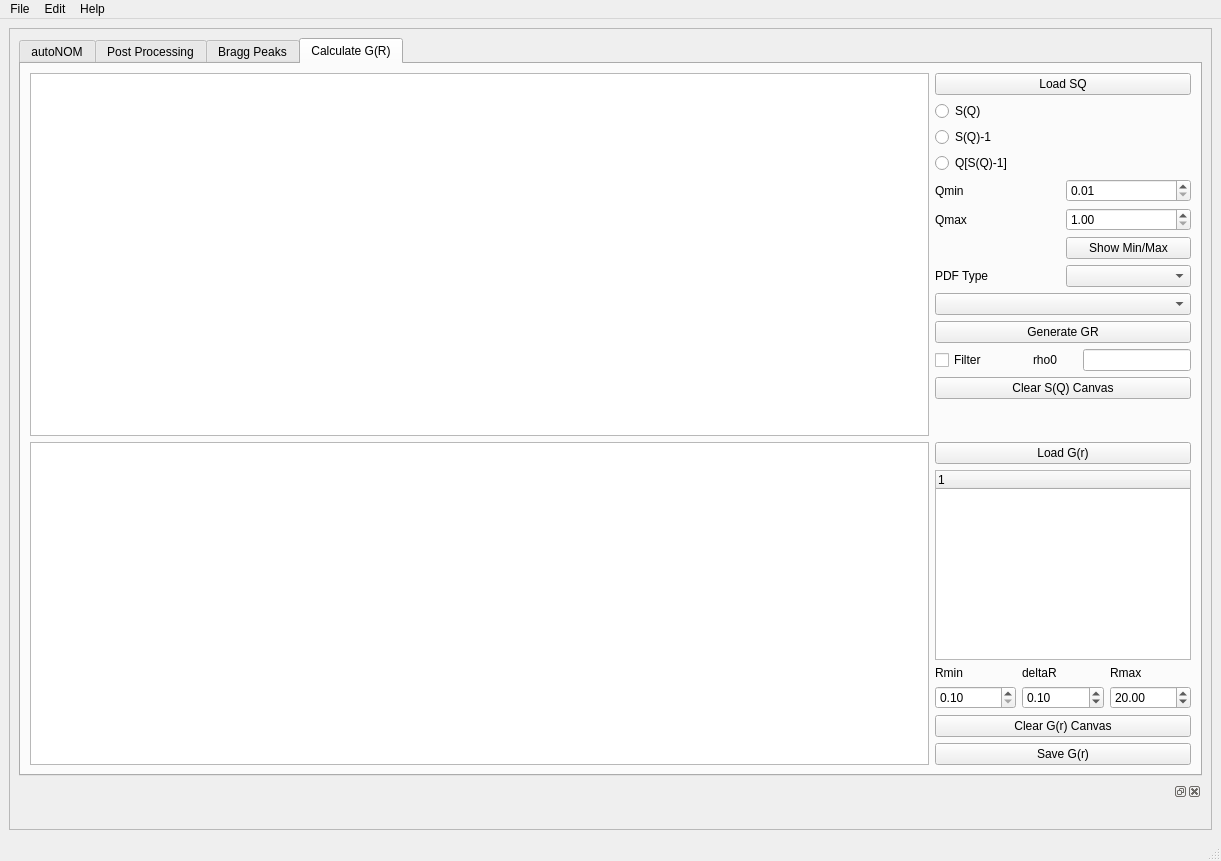
This is designer/ui_mainWindow.ui in neutrons/addie as Qt 5 draws it before an edit. The edited form follows.
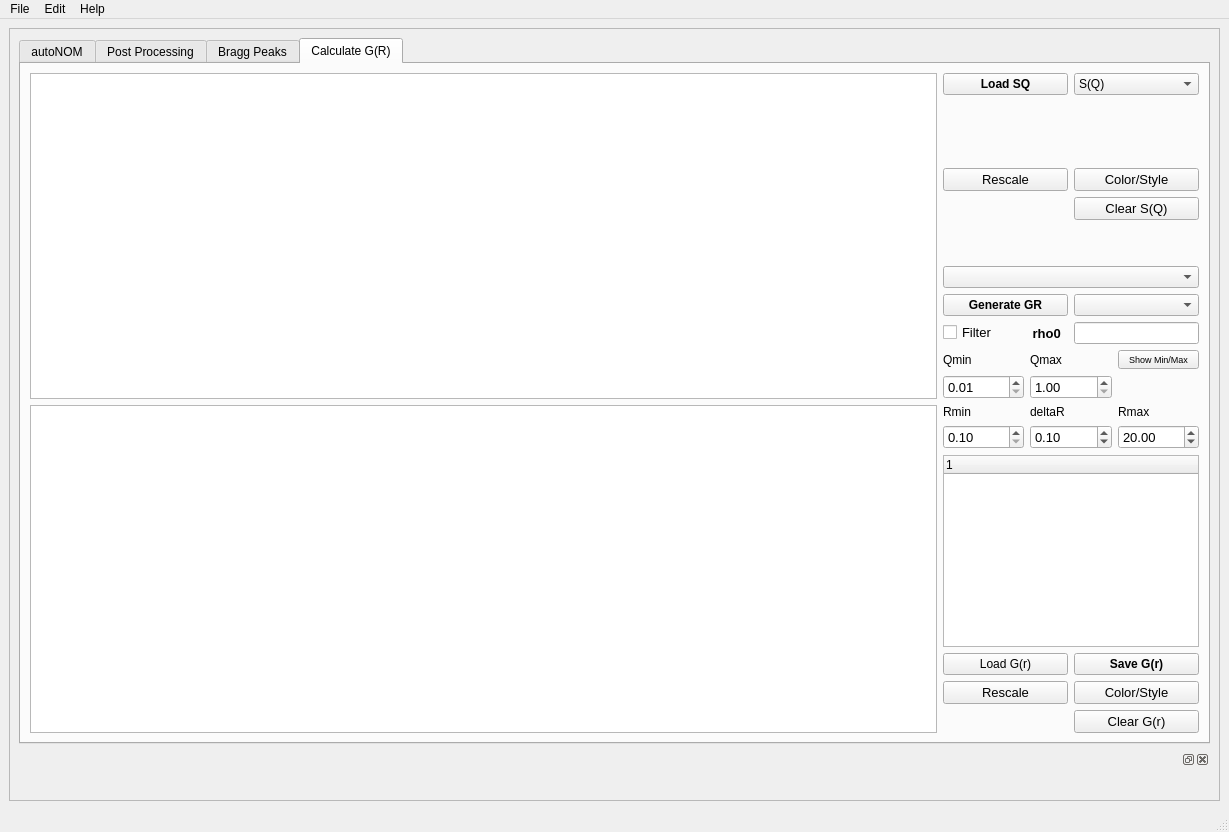
This is the edited form. The open tabs and pages were chosen to show the change. Custom widgets are drawn as their Qt base class.

Commit message: Refs #16. Changed UI for more buttons.

Diff of the .ui file:
```diff
--- a/designer/ui_mainWindow.ui
+++ b/designer/ui_mainWindow.ui
@@ -6,13 +6,13 @@
    <rect>
     <x>0</x>
     <y>0</y>
-    <width>1221</width>
-    <height>861</height>
+    <width>1229</width>
+    <height>832</height>
    </rect>
   </property>
   <property name="minimumSize">
    <size>
-    <width>300</width>
+    <width>0</width>
     <height>0</height>
    </size>
   </property>
@@ -52,8 +52,8 @@
         <rect>
          <x>0</x>
          <y>0</y>
-         <width>1199</width>
-         <height>799</height>
+         <width>1209</width>
+         <height>765</height>
         </rect>
        </property>
        <property name="minimumSize">
@@ -2831,162 +2831,106 @@
               </item>
               <item row="0" column="1">
                <layout class="QVBoxLayout" name="verticalLayout_42">
-                <item>
-                 <widget class="QPushButton" name="pushButton_loadSQ">
-                  <property name="toolTip">
-                   <string>&lt;html&gt;&lt;head/&gt;&lt;body&gt;&lt;p&gt;Load S(Q) from the reduction tab. Plot S(Q), S(Q)-1 or Q[S(Q)-1] according to the selected radio buttons below.&lt;/p&gt;&lt;p&gt;&lt;span style=&quot; font-weight:600;&quot;&gt;Use regular file loader at this phase.&lt;/span&gt;&lt;/p&gt;&lt;p&gt;Duplicate the function in FastGR/scripts/fastgr&lt;/p&gt;&lt;p&gt;149     def read_SQ_file(self):&lt;/p&gt;&lt;p&gt;&lt;br/&gt;&lt;/p&gt;&lt;/body&gt;&lt;/html&gt;</string>
-                  </property>
-                  <property name="text">
-                   <string>Load SQ</string>
-                  </property>
-                 </widget>
-                </item>
-                <item>
-                 <widget class="QRadioButton" name="radioButton_sq">
-                  <property name="text">
-                   <string>S(Q)</string>
-                  </property>
-                 </widget>
-                </item>
-                <item>
-                 <widget class="QRadioButton" name="radioButton_sqm1">
-                  <property name="text">
-                   <string>S(Q)-1</string>
-                  </property>
-                 </widget>
-                </item>
-                <item>
-                 <widget class="QRadioButton" name="radioButton_qsqm1">
-                  <property name="text">
-                   <string>Q[S(Q)-1]</string>
-                  </property>
-                 </widget>
-                </item>
                 <item>
                  <layout class="QGridLayout" name="gridLayout_18">
-                  <item row="3" column="1">
-                   <widget class="QComboBox" name="comboBox_pdfType"/>
-                  </item>
-                  <item row="1" column="0">
-                   <widget class="QLabel" name="labelQmax">
-                    <property name="text">
-                     <string>Qmax</string>
+                  <item row="6" column="1">
+                   <widget class="QPushButton" name="pushButton_clearSofQ">
+                    <property name="font">
+                     <font>
+                      <pointsize>10</pointsize>
+                     </font>
                     </property>
-                   </widget>
-                  </item>
-                  <item row="1" column="1">
-                   <widget class="QDoubleSpinBox" name="doubleSpinBoxQmax">
-                    <property name="minimum">
-                     <double>1.000000000000000</double>
-                    </property>
-                    <property name="maximum">
-                     <double>50.000000000000000</double>
-                    </property>
-                    <property name="singleStep">
-                     <double>0.500000000000000</double>
-                    </property>
-                   </widget>
-                  </item>
-                  <item row="0" column="1">
-                   <widget class="QDoubleSpinBox" name="doubleSpinBoxQmin">
-                    <property name="minimum">
-                     <double>0.010000000000000</double>
-                    </property>
-                    <property name="maximum">
-                     <double>10.000000000000000</double>
-                    </property>
-                    <property name="singleStep">
-                     <double>0.010000000000000</double>
-                    </property>
-                   </widget>
-                  </item>
-                  <item row="0" column="0">
-                   <widget class="QLabel" name="labelQmin">
-                    <property name="text">
-                     <string>Qmin</string>
-                    </property>
-                   </widget>
-                  </item>
-                  <item row="2" column="1">
-                   <widget class="QPushButton" name="pushButton_showQMinMax">
                     <property name="toolTip">
                      <string>&lt;html&gt;&lt;head/&gt;&lt;body&gt;&lt;p&gt;Show or hide the vertical indicators for Qmin and Qmax&lt;/p&gt;&lt;/body&gt;&lt;/html&gt;</string>
                     </property>
                     <property name="text">
-                     <string>Show Min/Max</string>
+                     <string>Clear S(Q)</string>
                     </property>
                    </widget>
                   </item>
-                  <item row="3" column="0">
-                   <widget class="QLabel" name="label_3">
-                    <property name="text">
-                     <string>PDF Type</string>
-                    </property>
-                   </widget>
-                  </item>
-                 </layout>
-                </item>
-                <item>
-                 <widget class="QComboBox" name="comboBox_SofQ"/>
-                </item>
-                <item>
-                 <widget class="QPushButton" name="pushButton_generateGR">
-                  <property name="text">
-                   <string>Generate GR</string>
-                  </property>
-                 </widget>
-                </item>
-                <item>
-                 <layout class="QHBoxLayout" name="horizontalLayout_6">
-                  <item>
-                   <widget class="QCheckBox" name="checkBox_pdfFilter">
-                    <property name="text">
-                     <string>Filter</string>
-                    </property>
-                   </widget>
-                  </item>
-                  <item>
-                   <spacer name="horizontalSpacer_8">
-                    <property name="orientation">
-                     <enum>Qt::Horizontal</enum>
-                    </property>
-                    <property name="sizeType">
-                     <enum>QSizePolicy::Minimum</enum>
-                    </property>
-                    <property name="sizeHint" stdset="0">
-                     <size>
-                      <width>40</width>
-                      <height>20</height>
-                     </size>
-                    </property>
-                   </spacer>
-                  </item>
-                  <item>
-                   <widget class="QLabel" name="label_4">
-                    <property name="text">
-                     <string>rho0</string>
-                    </property>
-                   </widget>
-                  </item>
-                  <item>
-                   <widget class="QLineEdit" name="lineEdit_rho">
+                  <item row="1" column="0">
+                   <widget class="QPushButton" name="pushButton_loadSQ">
                     <property name="sizePolicy">
                      <sizepolicy hsizetype="Preferred" vsizetype="Fixed">
                       <horstretch>0</horstretch>
                       <verstretch>0</verstretch>
                      </sizepolicy>
                     </property>
+                    <property name="font">
+                     <font>
+                      <weight>75</weight>
+                      <bold>true</bold>
+                     </font>
+                    </property>
+                    <property name="toolTip">
+                     <string>&lt;html&gt;&lt;head/&gt;&lt;body&gt;&lt;p&gt;Load S(Q) from the reduction tab. Plot S(Q), S(Q)-1 or Q[S(Q)-1] according to the selected radio buttons below.&lt;/p&gt;&lt;p&gt;&lt;span style=&quot; font-weight:600;&quot;&gt;Use regular file loader at this phase.&lt;/span&gt;&lt;/p&gt;&lt;p&gt;Duplicate the function in FastGR/scripts/fastgr&lt;/p&gt;&lt;p&gt;149     def read_SQ_file(self):&lt;/p&gt;&lt;p&gt;&lt;br/&gt;&lt;/p&gt;&lt;/body&gt;&lt;/html&gt;</string>
+                    </property>
+                    <property name="text">
+                     <string>Load SQ</string>
+                    </property>
                    </widget>
                   </item>
+                  <item row="5" column="1">
+                   <widget class="QPushButton" name="pushButton_sqColorStyle">
+                    <property name="font">
+                     <font>
+                      <pointsize>10</pointsize>
+                     </font>
+                    </property>
+                    <property name="toolTip">
+                     <string>&lt;html&gt;&lt;head/&gt;&lt;body&gt;&lt;p&gt;Change line's color/style&lt;/p&gt;&lt;/body&gt;&lt;/html&gt;</string>
+                    </property>
+                    <property name="text">
+                     <string>Color/Style</string>
+                    </property>
+                   </widget>
+                  </item>
+                  <item row="5" column="0">
+                   <widget class="QPushButton" name="pushButton_rescaleSq">
+                    <property name="font">
+                     <font>
+                      <pointsize>10</pointsize>
+                     </font>
+                    </property>
+                    <property name="text">
+                     <string>Rescale</string>
+                    </property>
+                   </widget>
+                  </item>
+                  <item row="1" column="1">
+                   <widget class="QComboBox" name="comboBox_SofQType">
+                    <item>
+                     <property name="text">
+                      <string>S(Q)</string>
+                     </property>
+                    </item>
+                    <item>
+                     <property name="text">
+                      <string>S(Q)-1</string>
+                     </property>
+                    </item>
+                    <item>
+                     <property name="text">
+                      <string>Q[S(Q)-1]</string>
+                     </property>
+                    </item>
+                   </widget>
+                  </item>
+                  <item row="3" column="1">
+                   <spacer name="verticalSpacer_3">
+                    <property name="orientation">
+                     <enum>Qt::Vertical</enum>
+                    </property>
+                    <property name="sizeHint" stdset="0">
+                     <size>
+                      <width>20</width>
+                      <height>40</height>
+                     </size>
+                    </property>
+                   </spacer>
+                  </item>
                  </layout>
                 </item>
-                <item>
-                 <widget class="QPushButton" name="pushButton_clearSofQ">
-                  <property name="text">
-                   <string>Clear S(Q) Canvas</string>
-                  </property>
-                 </widget>
-                </item>
                 <item>
                  <spacer name="verticalSpacer_36">
                   <property name="orientation">
@@ -3003,6 +2947,148 @@
                   </property>
                  </spacer>
                 </item>
+                <item>
+                 <widget class="QComboBox" name="comboBox_SofQ"/>
+                </item>
+                <item>
+                 <layout class="QGridLayout" name="gridLayout_2">
+                  <item row="0" column="0">
+                   <widget class="QPushButton" name="pushButton_generateGR">
+                    <property name="font">
+                     <font>
+                      <weight>75</weight>
+                      <bold>true</bold>
+                     </font>
+                    </property>
+                    <property name="text">
+                     <string>Generate GR</string>
+                    </property>
+                   </widget>
+                  </item>
+                  <item row="0" column="1">
+                   <widget class="QComboBox" name="comboBox_pdfType">
+                    <property name="toolTip">
+                     <string>&lt;html&gt;&lt;head/&gt;&lt;body&gt;&lt;p&gt;PDF Type&lt;/p&gt;&lt;/body&gt;&lt;/html&gt;</string>
+                    </property>
+                   </widget>
+                  </item>
+                  <item row="1" column="0">
+                   <layout class="QHBoxLayout" name="horizontalLayout_18">
+                    <item>
+                     <widget class="QCheckBox" name="checkBox_pdfFilter">
+                      <property name="font">
+                       <font>
+                        <pointsize>10</pointsize>
+                       </font>
+                      </property>
+                      <property name="text">
+                       <string>Filter</string>
+                      </property>
+                     </widget>
+                    </item>
+                    <item>
+                     <widget class="QLabel" name="label_4">
+                      <property name="font">
+                       <font>
+                        <pointsize>10</pointsize>
+                        <weight>75</weight>
+                        <bold>true</bold>
+                       </font>
+                      </property>
+                      <property name="layoutDirection">
+                       <enum>Qt::LeftToRight</enum>
+                      </property>
+                      <property name="text">
+                       <string>rho0  </string>
+                      </property>
+                      <property name="alignment">
+                       <set>Qt::AlignRight|Qt::AlignTrailing|Qt::AlignVCenter</set>
+                      </property>
+                     </widget>
+                    </item>
+                   </layout>
+                  </item>
+                  <item row="1" column="1">
+                   <widget class="QLineEdit" name="lineEdit_rho">
+                    <property name="sizePolicy">
+                     <sizepolicy hsizetype="Ignored" vsizetype="Fixed">
+                      <horstretch>0</horstretch>
+                      <verstretch>0</verstretch>
+                     </sizepolicy>
+                    </property>
+                   </widget>
+                  </item>
+                 </layout>
+                </item>
+                <item>
+                 <layout class="QGridLayout" name="gridLayout_4">
+                  <item row="0" column="0">
+                   <widget class="QLabel" name="labelQmin">
+                    <property name="text">
+                     <string>Qmin</string>
+                    </property>
+                   </widget>
+                  </item>
+                  <item row="0" column="2">
+                   <widget class="QPushButton" name="pushButton_showQMinMax">
+                    <property name="font">
+                     <font>
+                      <pointsize>7</pointsize>
+                     </font>
+                    </property>
+                    <property name="toolTip">
+                     <string>&lt;html&gt;&lt;head/&gt;&lt;body&gt;&lt;p&gt;Show or hide the vertical indicators for Qmin and Qmax&lt;/p&gt;&lt;/body&gt;&lt;/html&gt;</string>
+                    </property>
+                    <property name="text">
+                     <string>Show Min/Max</string>
+                    </property>
+                   </widget>
+                  </item>
+                  <item row="0" column="1">
+                   <widget class="QLabel" name="labelQmax">
+                    <property name="text">
+                     <string>Qmax</string>
+                    </property>
+                   </widget>
+                  </item>
+                  <item row="1" column="0">
+                   <widget class="QDoubleSpinBox" name="doubleSpinBoxQmin">
+                    <property name="font">
+                     <font>
+                      <pointsize>10</pointsize>
+                     </font>
+                    </property>
+                    <property name="minimum">
+                     <double>0.010000000000000</double>
+                    </property>
+                    <property name="maximum">
+                     <double>10.000000000000000</double>
+                    </property>
+                    <property name="singleStep">
+                     <double>0.010000000000000</double>
+                    </property>
+                   </widget>
+                  </item>
+                  <item row="1" column="1">
+                   <widget class="QDoubleSpinBox" name="doubleSpinBoxQmax">
+                    <property name="font">
+                     <font>
+                      <pointsize>10</pointsize>
+                     </font>
+                    </property>
+                    <property name="minimum">
+                     <double>1.000000000000000</double>
+                    </property>
+                    <property name="maximum">
+                     <double>50.000000000000000</double>
+                    </property>
+                    <property name="singleStep">
+                     <double>0.500000000000000</double>
+                    </property>
+                   </widget>
+                  </item>
+                 </layout>
+                </item>
                </layout>
               </item>
               <item row="1" column="0">
@@ -3018,50 +3104,35 @@
               <item row="1" column="1">
                <layout class="QVBoxLayout" name="verticalLayout_43">
                 <item>
-                 <widget class="QPushButton" name="pushButton_loadGofR">
-                  <property name="text">
-                   <string>Load G(r)</string>
-                  </property>
-                 </widget>
-                </item>
-                <item>
-                 <widget class="GofRTree" name="treeWidget_grWsList">
-                  <property name="sizePolicy">
-                   <sizepolicy hsizetype="Preferred" vsizetype="Expanding">
-                    <horstretch>0</horstretch>
-                    <verstretch>0</verstretch>
-                   </sizepolicy>
-                  </property>
-                  <property name="toolTip">
-                   <string>&lt;html&gt;&lt;head/&gt;&lt;body&gt;&lt;p&gt;write click on the workspace name should give user the option to plot/over plot &lt;/p&gt;&lt;/body&gt;&lt;/html&gt;</string>
-                  </property>
-                 </widget>
-                </item>
-                <item>
-                 <layout class="QGridLayout" name="gridLayout_20">
-                  <item row="0" column="0">
-                   <widget class="QLabel" name="labelRmin">
-                    <property name="text">
-                     <string>Rmin</string>
-                    </property>
-                   </widget>
-                  </item>
-                  <item row="0" column="2">
+                 <layout class="QGridLayout" name="gridLayout_5">
+                  <item row="0" column="1">
                    <widget class="QLabel" name="labeldelR">
                     <property name="text">
                      <string>deltaR</string>
                     </property>
                    </widget>
                   </item>
-                  <item row="0" column="4">
+                  <item row="0" column="2">
                    <widget class="QLabel" name="labelRmax">
                     <property name="text">
                      <string>Rmax</string>
                     </property>
                    </widget>
                   </item>
+                  <item row="0" column="0">
+                   <widget class="QLabel" name="labelRmin">
+                    <property name="text">
+                     <string>Rmin</string>
+                    </property>
+                   </widget>
+                  </item>
                   <item row="1" column="0">
                    <widget class="QDoubleSpinBox" name="doubleSpinBoxRmin">
+                    <property name="font">
+                     <font>
+                      <pointsize>10</pointsize>
+                     </font>
+                    </property>
                     <property name="minimum">
                      <double>0.100000000000000</double>
                     </property>
@@ -3073,8 +3144,13 @@
                     </property>
                    </widget>
                   </item>
-                  <item row="1" column="2">
+                  <item row="1" column="1">
                    <widget class="QDoubleSpinBox" name="doubleSpinBoxDelR">
+                    <property name="font">
+                     <font>
+                      <pointsize>10</pointsize>
+                     </font>
+                    </property>
                     <property name="minimum">
                      <double>0.010000000000000</double>
                     </property>
@@ -3089,8 +3165,13 @@
                     </property>
                    </widget>
                   </item>
-                  <item row="1" column="4">
+                  <item row="1" column="2">
                    <widget class="QDoubleSpinBox" name="doubleSpinBoxRmax">
+                    <property name="font">
+                     <font>
+                      <pointsize>10</pointsize>
+                     </font>
+                    </property>
                     <property name="minimum">
                      <double>5.000000000000000</double>
                     </property>
@@ -3105,18 +3186,77 @@
                  </layout>
                 </item>
                 <item>
-                 <widget class="QPushButton" name="pushButton_clearGrCanvas">
-                  <property name="text">
-                   <string>Clear G(r) Canvas</string>
+                 <widget class="GofRTree" name="treeWidget_grWsList">
+                  <property name="sizePolicy">
+                   <sizepolicy hsizetype="Preferred" vsizetype="Expanding">
+                    <horstretch>0</horstretch>
+                    <verstretch>0</verstretch>
+                   </sizepolicy>
+                  </property>
+                  <property name="toolTip">
+                   <string>&lt;html&gt;&lt;head/&gt;&lt;body&gt;&lt;p&gt;write click on the workspace name should give user the option to plot/over plot &lt;/p&gt;&lt;/body&gt;&lt;/html&gt;</string>
                   </property>
                  </widget>
                 </item>
                 <item>
-                 <widget class="QPushButton" name="pushButton_saveGR">
-                  <property name="text">
-                   <string>Save G(r)</string>
-                  </property>
-                 </widget>
+                 <layout class="QGridLayout" name="gridLayout_3">
+                  <item row="0" column="0">
+                   <widget class="QPushButton" name="pushButton_loadGofR">
+                    <property name="text">
+                     <string>Load G(r)</string>
+                    </property>
+                   </widget>
+                  </item>
+                  <item row="0" column="1">
+                   <widget class="QPushButton" name="pushButton_saveGR">
+                    <property name="font">
+                     <font>
+                      <weight>75</weight>
+                      <bold>true</bold>
+                     </font>
+                    </property>
+                    <property name="text">
+                     <string>Save G(r)</string>
+                    </property>
+                   </widget>
+                  </item>
+                  <item row="2" column="1">
+                   <widget class="QPushButton" name="pushButton_clearGrCanvas">
+                    <property name="font">
+                     <font>
+                      <pointsize>10</pointsize>
+                     </font>
+                    </property>
+                    <property name="text">
+                     <string>Clear G(r)</string>
+                    </property>
+                   </widget>
+                  </item>
+                  <item row="1" column="0">
+                   <widget class="QPushButton" name="pushButton_rescaleGr">
+                    <property name="font">
+                     <font>
+                      <pointsize>10</pointsize>
+                     </font>
+                    </property>
+                    <property name="text">
+                     <string>Rescale</string>
+                    </property>
+                   </widget>
+                  </item>
+                  <item row="1" column="1">
+                   <widget class="QPushButton" name="pushButton_grColorStyle">
+                    <property name="font">
+                     <font>
+                      <pointsize>10</pointsize>
+                     </font>
+                    </property>
+                    <property name="text">
+                     <string>Color/Style</string>
+                    </property>
+                   </widget>
+                  </item>
+                 </layout>
                 </item>
                </layout>
               </item>
@@ -3131,7 +3271,7 @@
           <property name="minimumSize">
            <size>
             <width>800</width>
-            <height>38</height>
+            <height>41</height>
            </size>
           </property>
           <property name="maximumSize">
@@ -3154,8 +3294,8 @@
     <rect>
      <x>0</x>
      <y>0</y>
-     <width>1221</width>
-     <height>20</height>
+     <width>1229</width>
+     <height>25</height>
     </rect>
    </property>
    <property name="sizePolicy">
```
Left out of the diff: 64 changed lines with no effect on the pictures. The commit also changes 4 other files.
